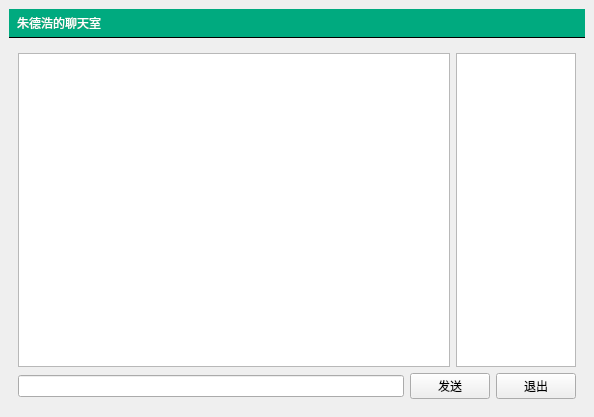
First picture: the form in ChatClient/mainwindow.ui, repository vijackson/QtCourse, before the edit.
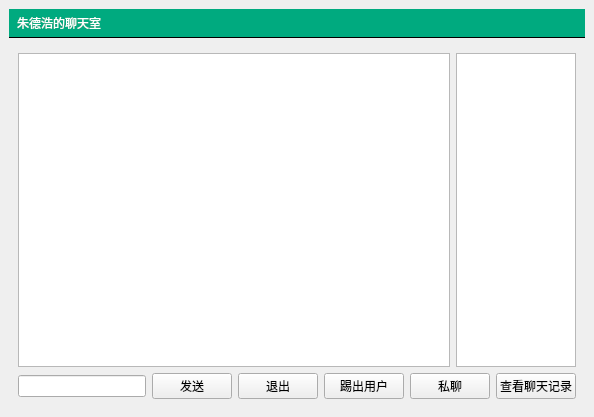
Second picture: the form after the edit.

The edit to the form file:
```diff
--- a/ChatClient/mainwindow.ui
+++ b/ChatClient/mainwindow.ui
@@ -231,6 +231,27 @@
             </property>
            </widget>
           </item>
+          <item>
+           <widget class="QPushButton" name="kickButton">
+            <property name="text">
+             <string>踢出用户</string>
+            </property>
+           </widget>
+          </item>
+          <item>
+           <widget class="QPushButton" name="privateMessageButton">
+            <property name="text">
+             <string>私聊</string>
+            </property>
+           </widget>
+          </item>
+          <item>
+           <widget class="QPushButton" name="findChatHistoryButton">
+            <property name="text">
+             <string>查看聊天记录</string>
+            </property>
+           </widget>
+          </item>
          </layout>
         </item>
        </layout>
```
Left out of the diff: 25 changed lines with no effect on the pictures.
